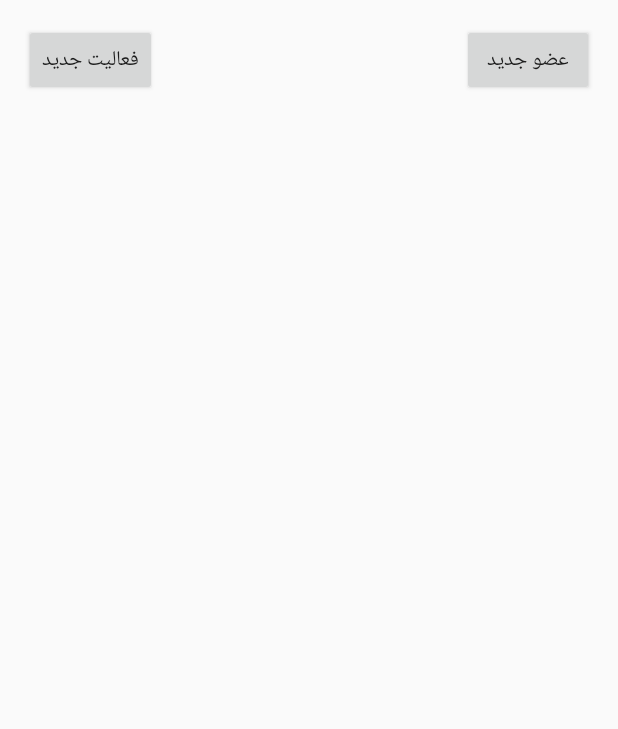
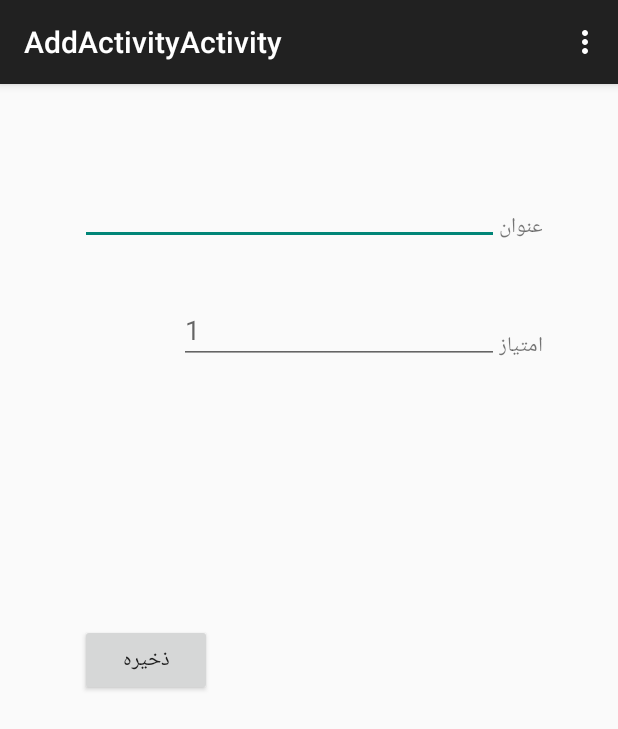
Before and after one commit to alunix/khoobha, an Android app: the screen it shows after launch (MainActivity before the commit, AddActivityActivity after it), after a tap on "فعالیت جدید", on a phone screen of 412 x 824 dp. Shown: the top 729 px of the screen. Run offline under Robolectric (Android 15) with nearby library versions, the phone set to English and light mode, and no system bars.

Commit message:
implement Add activity page and combine it with main activity

```diff
--- a/app/src/main/AndroidManifest.xml
+++ b/app/src/main/AndroidManifest.xml
@@ -16,6 +16,10 @@
                 <category android:name="android.intent.category.LAUNCHER" />
             </intent-filter>
         </activity>
+        <activity
+            android:name="ir.sobhe.khoobha.AddActivityActivity"
+            android:label="@string/title_activity_add" >
+        </activity>
     </application>
 
 </manifest>
--- a/app/src/main/java/ir/sobhe/khoobha/Activity.java
+++ b/app/src/main/java/ir/sobhe/khoobha/Activity.java
@@ -9,6 +9,12 @@ public class Activity {
     public String title;
     public int points;
 
+    public Activity(String col_title, int col_points){
+        id = -1;
+        title = col_title;
+        points = col_points;
+    }
+
     public Activity(long col_id, String col_title, int col_points){
         id = col_id;
         title = col_title;
--- a/app/src/main/java/ir/sobhe/khoobha/ActivityDataSource.java
+++ b/app/src/main/java/ir/sobhe/khoobha/ActivityDataSource.java
@@ -33,7 +33,8 @@ public class ActivityDataSource {
     public void addActivity(Activity activity){
         try{
             ContentValues values = new ContentValues();
-            values.put(DatabaseHelper.COLUMN_ID, activity.id);
+            if(activity.id != -1)
+                values.put(DatabaseHelper.COLUMN_ID, activity.id);
             values.put(DatabaseHelper.COLUMN_TITLE, activity.title);
             values.put(DatabaseHelper.COLUMN_POINTS, activity.points);
             database.insert(DatabaseHelper.TABLE_ACTIVITY, null, values);
--- /dev/null
+++ b/app/src/main/java/ir/sobhe/khoobha/AddActivityActivity.java
@@ -0,0 +1,78 @@
+package ir.sobhe.khoobha;
+
+import android.content.Intent;
+import android.support.v7.app.ActionBarActivity;
+import android.os.Bundle;
+import android.view.Menu;
+import android.view.MenuItem;
+import android.view.View;
+import android.widget.Button;
+import android.widget.EditText;
+import android.widget.Toast;
+
+public class AddActivityActivity extends ActionBarActivity {
+
+    private ActivityDataSource dataSource;
+
+
+
+    @Override
+    protected void onCreate(Bundle savedInstanceState) {
+        super.onCreate(savedInstanceState);
+        setContentView(R.layout.activity_addactivity);
+        ((EditText)findViewById(R.id.txt_points)).setHint("1");
+
+        dataSource = new ActivityDataSource(this);
+
+
+        Button btn_save = (Button)findViewById(R.id.btn_save);
+        btn_save.setOnClickListener(new View.OnClickListener() {
+            @Override
+            public void onClick(View view) {
+                EditText txt_title = (EditText)findViewById(R.id.txt_title);
+                String title = txt_title.getText().toString();
+                int points = 0;
+                if(title == null)
+                {
+                    Toast.makeText(AddActivityActivity.this, "لطفا عنوان فعالیت را تکمیل کنید",Toast.LENGTH_LONG).show();
+                    return;
+                }
+                EditText txt_points = (EditText)findViewById(R.id.txt_points);
+                try{
+                    points = Integer.parseInt(txt_points.getText().toString());
+                }
+                catch (Exception e){
+                    Toast.makeText(AddActivityActivity.this, "لطفا عدد معتبری را به عنوان امتیاز فعالیت وارد کنید.",Toast.LENGTH_LONG).show();
+                    return;
+                }
+                Activity activity = new Activity(title, points);
+                dataSource.open();
+                dataSource.addActivity(activity);
+                dataSource.close();
+                AddActivityActivity.this.finish();
+            }
+        });
+    }
+
+
+    @Override
+    public boolean onCreateOptionsMenu(Menu menu) {
+
+        // Inflate the menu; this adds items to the action bar if it is present.
+        getMenuInflater().inflate(R.menu.add, menu);
+        return true;
+    }
+
+    @Override
+    public boolean onOptionsItemSelected(MenuItem item) {
+        // Handle action bar item clicks here. The action bar will
+        // automatically handle clicks on the Home/Up button, so long
+        // as you specify a parent activity in AndroidManifest.xml.
+        int id = item.getItemId();
+        if (id == R.id.action_settings) {
+            return true;
+        }
+        return super.onOptionsItemSelected(item);
+    }
+
+}
--- a/app/src/main/java/ir/sobhe/khoobha/MainActivity.java
+++ b/app/src/main/java/ir/sobhe/khoobha/MainActivity.java
@@ -1,6 +1,7 @@
 package ir.sobhe.khoobha;
 
 import android.app.*;
+import android.content.Intent;
 import android.support.v7.app.ActionBarActivity;
 import android.os.Bundle;
 import android.view.Menu;
@@ -9,6 +10,7 @@ import android.view.View;
 import android.widget.AdapterView;
 import android.widget.Button;
 import android.widget.ListView;
+import android.widget.Toast;
 
 import java.util.ArrayList;
 import java.util.List;
@@ -25,6 +27,32 @@ public class MainActivity extends android.app.Activity {
         dataSource = new ActivityDataSource(this);
         dataSource.open();
 
+
+        Button addActivityButton = (Button)findViewById(R.id.AddActivity);
+
+        addActivityButton.setOnClickListener(new View.OnClickListener() {
+            @Override
+            public void onClick(View view) {
+                //go to adding new activity page
+                Intent addActivityIntent = new Intent(MainActivity.this, AddActivityActivity.class);
+                startActivity(addActivityIntent);
+            }
+        });
+
+        Button addChildButton = (Button)findViewById(R.id.AddChild);
+
+        addChildButton.setOnClickListener(new View.OnClickListener() {
+            @Override
+            public void onClick(View view) {
+                //go to adding new child page
+            }
+        });
+
+    }
+
+    @Override
+    protected void onResume() {
+        super.onResume();
         List<Activity> activities = new ArrayList<Activity>();
 
         try{
@@ -44,28 +72,5 @@ public class MainActivity extends android.app.Activity {
                 //go to scoring page for selected activity
             }
         });
-
-        Button addActivityButton = (Button)findViewById(R.id.AddActivity);
-
-        addActivityButton.setOnClickListener(new View.OnClickListener() {
-            @Override
-            public void onClick(View view) {
-                //go to adding new activity page
-            }
-        });
-
-        Button addChildButton = (Button)findViewById(R.id.AddChild);
-
-        addChildButton.setOnClickListener(new View.OnClickListener() {
-            @Override
-            public void onClick(View view) {
-                //go to adding new child page
-            }
-        });
-
     }
-
-
-
-
 }
--- /dev/null
+++ b/app/src/main/res/layout/activity_addactivity.xml
@@ -0,0 +1,63 @@
+<RelativeLayout xmlns:android="http://schemas.android.com/apk/res/android"
+    xmlns:tools="http://schemas.android.com/tools"
+    android:layout_width="match_parent"
+    android:layout_height="match_parent"
+    android:paddingLeft="@dimen/activity_horizontal_margin"
+    android:paddingRight="@dimen/activity_horizontal_margin"
+    android:paddingTop="@dimen/activity_vertical_margin"
+    android:paddingBottom="@dimen/activity_vertical_margin"
+    tools:context="ir.sobhe.khoobha.AddActivityActivity">
+
+    <EditText
+        android:layout_width="wrap_content"
+        android:layout_height="wrap_content"
+        android:id="@+id/txt_title"
+        android:layout_marginTop="46dp"
+        android:layout_marginLeft="37dp"
+        android:layout_alignParentTop="true"
+        android:layout_alignParentLeft="true"
+        android:layout_alignParentStart="true"
+        android:layout_toLeftOf="@+id/activityTitle" />
+
+    <TextView
+        android:layout_width="wrap_content"
+        android:layout_height="wrap_content"
+        android:text="عنوان"
+        android:id="@+id/activityTitle"
+        android:layout_alignBottom="@+id/txt_title"
+        android:layout_alignParentRight="true"
+        android:layout_alignParentEnd="true"
+        android:layout_marginRight="34dp" />
+
+    <TextView
+        android:layout_width="wrap_content"
+        android:layout_height="wrap_content"
+        android:text="امتیاز"
+        android:id="@+id/tv_points"
+        android:layout_below="@+id/txt_title"
+        android:layout_alignRight="@+id/activityTitle"
+        android:layout_alignEnd="@+id/activityTitle"
+        android:layout_marginTop="55dp" />
+
+    <EditText
+        android:layout_width="wrap_content"
+        android:layout_height="wrap_content"
+        android:inputType="number"
+        android:ems="10"
+        android:id="@+id/txt_points"
+        android:layout_alignBottom="@+id/tv_points"
+        android:layout_alignRight="@+id/txt_title"
+        android:layout_alignEnd="@+id/txt_title"
+        android:autoText="false"
+        android:clickable="false" />
+
+    <Button
+        android:layout_width="wrap_content"
+        android:layout_height="wrap_content"
+        android:text="ذخیره"
+        android:id="@+id/btn_save"
+        android:layout_centerVertical="true"
+        android:layout_alignLeft="@+id/txt_title"
+        android:layout_alignStart="@+id/txt_title" />
+
+</RelativeLayout>
--- /dev/null
+++ b/app/src/main/res/menu/add.xml
@@ -0,0 +1,10 @@
+<menu xmlns:android="http://schemas.android.com/apk/res/android"
+    xmlns:app="http://schemas.android.com/apk/res-auto"
+    xmlns:tools="http://schemas.android.com/tools"
+    tools:context="ir.sobhe.khoobha.AddActivityActivity" >
+
+    <item android:id="@+id/action_settings"
+        android:title="@string/action_settings"
+        android:orderInCategory="100"
+        app:showAsAction="never" />
+</menu>
--- a/app/src/main/res/values/strings.xml
+++ b/app/src/main/res/values/strings.xml
@@ -4,5 +4,6 @@
     <string name="app_name">Khoobha</string>
     <string name="hello_world">Hello world!</string>
     <string name="action_settings">Settings</string>
+    <string name="title_activity_add">AddActivityActivity</string>
 
 </resources>
```
